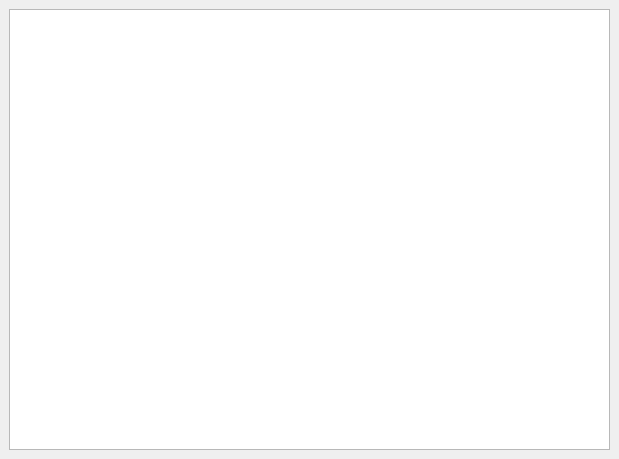
boisbb/ICP, file proj/mainwindow.ui: the form before one commit.
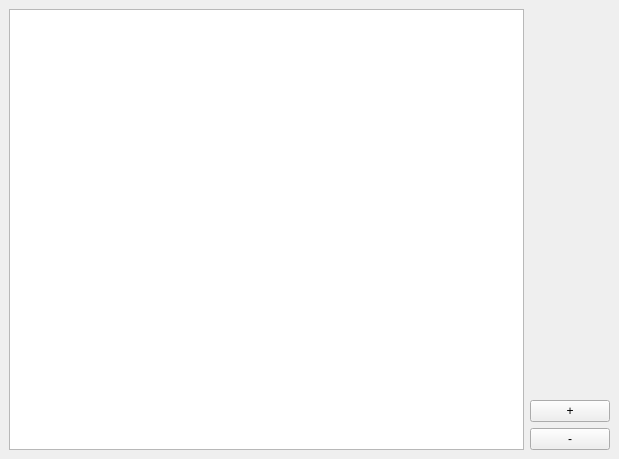
The form after the commit.

Commit message: +/- tlačítka

Patch:
```diff
--- a/proj/mainwindow.ui
+++ b/proj/mainwindow.ui
@@ -14,7 +14,7 @@
    <string>MainWindow</string>
   </property>
   <widget class="QWidget" name="centralwidget">
-   <layout class="QVBoxLayout" name="verticalLayout">
+   <layout class="QHBoxLayout" name="horizontalLayout">
     <item>
      <widget class="QGraphicsView" name="graphicsView">
       <property name="sizePolicy">
@@ -25,6 +25,36 @@
       </property>
      </widget>
     </item>
+    <item>
+     <layout class="QVBoxLayout" name="verticalLayout_4">
+      <item alignment="Qt::AlignBottom">
+       <widget class="QPushButton" name="button_plus">
+        <property name="sizePolicy">
+         <sizepolicy hsizetype="Maximum" vsizetype="Fixed">
+          <horstretch>0</horstretch>
+          <verstretch>0</verstretch>
+         </sizepolicy>
+        </property>
+        <property name="text">
+         <string>+</string>
+        </property>
+       </widget>
+      </item>
+      <item>
+       <widget class="QPushButton" name="button_minus">
+        <property name="sizePolicy">
+         <sizepolicy hsizetype="Maximum" vsizetype="Fixed">
+          <horstretch>0</horstretch>
+          <verstretch>0</verstretch>
+         </sizepolicy>
+        </property>
+        <property name="text">
+         <string>-</string>
+        </property>
+       </widget>
+      </item>
+     </layout>
+    </item>
    </layout>
   </widget>
  </widget>
```
The commit also changes 2 other files.
